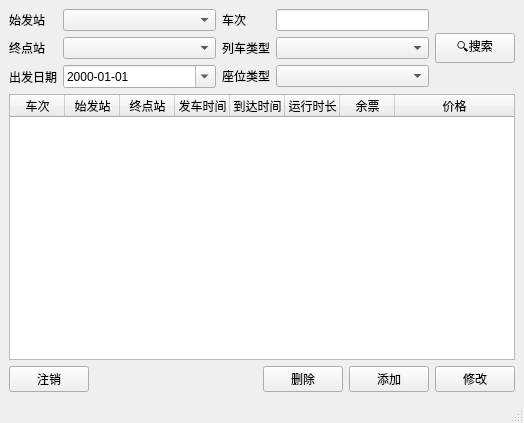
Before: the Qt Designer form MainProgram/adminwindow.ui in jameswhqi/12307, drawn with Qt 5.
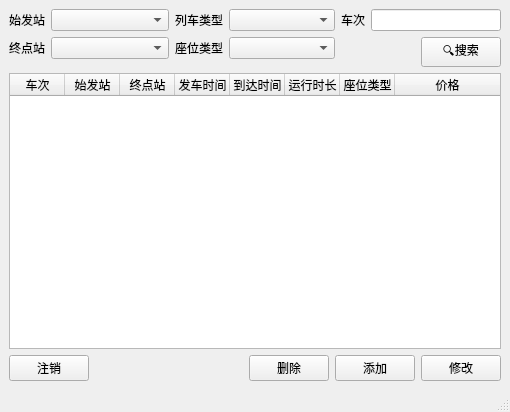
After: the same form once the commit is applied.

Patch:
```diff
--- a/MainProgram/adminwindow.ui
+++ b/MainProgram/adminwindow.ui
@@ -6,17 +6,17 @@
    <rect>
     <x>0</x>
     <y>0</y>
-    <width>524</width>
-    <height>423</height>
+    <width>510</width>
+    <height>412</height>
    </rect>
   </property>
   <property name="windowTitle">
    <string>MainWindow</string>
   </property>
   <widget class="QWidget" name="centralwidget">
-   <layout class="QVBoxLayout" name="verticalLayout">
+   <layout class="QVBoxLayout" name="verticalLayout_2">
     <item>
-     <layout class="QHBoxLayout" name="horizontalLayout_5">
+     <layout class="QHBoxLayout" name="horizontalLayout_3">
       <item>
        <layout class="QFormLayout" name="formLayout_3">
         <item row="0" column="0">
@@ -53,51 +53,18 @@
           </property>
          </widget>
         </item>
-        <item row="2" column="0">
-         <widget class="QLabel" name="label_9">
-          <property name="text">
-           <string>出发日期</string>
-          </property>
-         </widget>
-        </item>
-        <item row="2" column="1">
-         <widget class="QDateEdit" name="dateEdit">
-          <property name="sizePolicy">
-           <sizepolicy hsizetype="Expanding" vsizetype="Fixed">
-            <horstretch>0</horstretch>
-            <verstretch>0</verstretch>
-           </sizepolicy>
-          </property>
-          <property name="displayFormat">
-           <string>yyyy-MM-dd</string>
-          </property>
-          <property name="calendarPopup">
-           <bool>true</bool>
-          </property>
-         </widget>
-        </item>
        </layout>
       </item>
       <item>
        <layout class="QFormLayout" name="formLayout_4">
         <item row="0" column="0">
-         <widget class="QLabel" name="label_10">
-          <property name="text">
-           <string>车次</string>
-          </property>
-         </widget>
-        </item>
-        <item row="0" column="1">
-         <widget class="QLineEdit" name="trainNumber"/>
-        </item>
-        <item row="1" column="0">
          <widget class="QLabel" name="label_11">
           <property name="text">
            <string>列车类型</string>
           </property>
          </widget>
         </item>
-        <item row="1" column="1">
+        <item row="0" column="1">
          <widget class="QComboBox" name="trainType">
           <property name="sizePolicy">
            <sizepolicy hsizetype="Expanding" vsizetype="Fixed">
@@ -107,14 +74,14 @@
           </property>
          </widget>
         </item>
-        <item row="2" column="0">
+        <item row="1" column="0">
          <widget class="QLabel" name="label_12">
           <property name="text">
            <string>座位类型</string>
           </property>
          </widget>
         </item>
-        <item row="2" column="1">
+        <item row="1" column="1">
          <widget class="QComboBox" name="spotType">
           <property name="sizePolicy">
            <sizepolicy hsizetype="Expanding" vsizetype="Fixed">
@@ -127,6 +94,37 @@
        </layout>
       </item>
       <item>
+       <layout class="QVBoxLayout" name="verticalLayout">
+        <item>
+         <layout class="QHBoxLayout" name="horizontalLayout_2">
+          <item>
+           <widget class="QLabel" name="label_10">
+            <property name="text">
+             <string>车次</string>
+            </property>
+           </widget>
+          </item>
+          <item>
+           <widget class="QLineEdit" name="trainNumber"/>
+          </item>
+         </layout>
+        </item>
+        <item>
+         <layout class="QHBoxLayout" name="horizontalLayout">
+          <item>
+           <spacer name="horizontalSpacer">
+            <property name="orientation">
+             <enum>Qt::Horizontal</enum>
+            </property>
+            <property name="sizeHint" stdset="0">
+             <size>
+              <width>40</width>
+              <height>20</height>
+             </size>
+            </property>
+           </spacer>
+          </item>
+          <item>
        <widget class="QPushButton" name="searchButton">
         <property name="sizePolicy">
          <sizepolicy hsizetype="Minimum" vsizetype="Fixed">
@@ -144,6 +142,10 @@
       </item>
      </layout>
     </item>
+       </layout>
+      </item>
+     </layout>
+    </item>
     <item>
      <widget class="QTableWidget" name="trainInfo">
       <property name="editTriggers">
@@ -208,7 +210,7 @@
       </column>
       <column>
        <property name="text">
-        <string>余票</string>
+        <string>座位类型</string>
        </property>
       </column>
       <column>
```
Left out of the diff: 25 changed lines with no effect on the pictures. Lines whose indentation alone changed are shown as unchanged.
